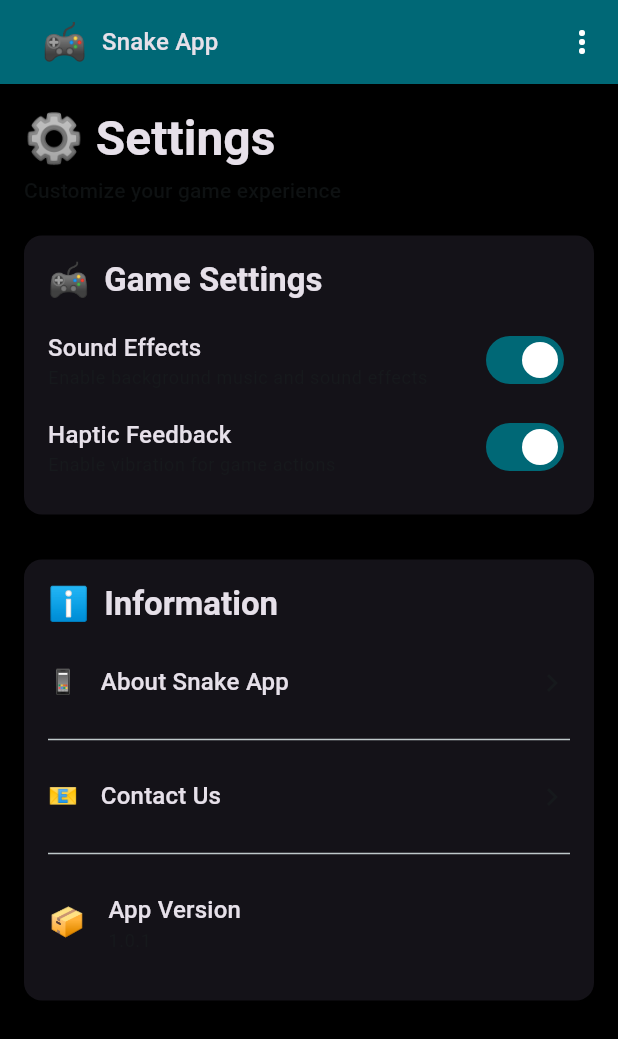
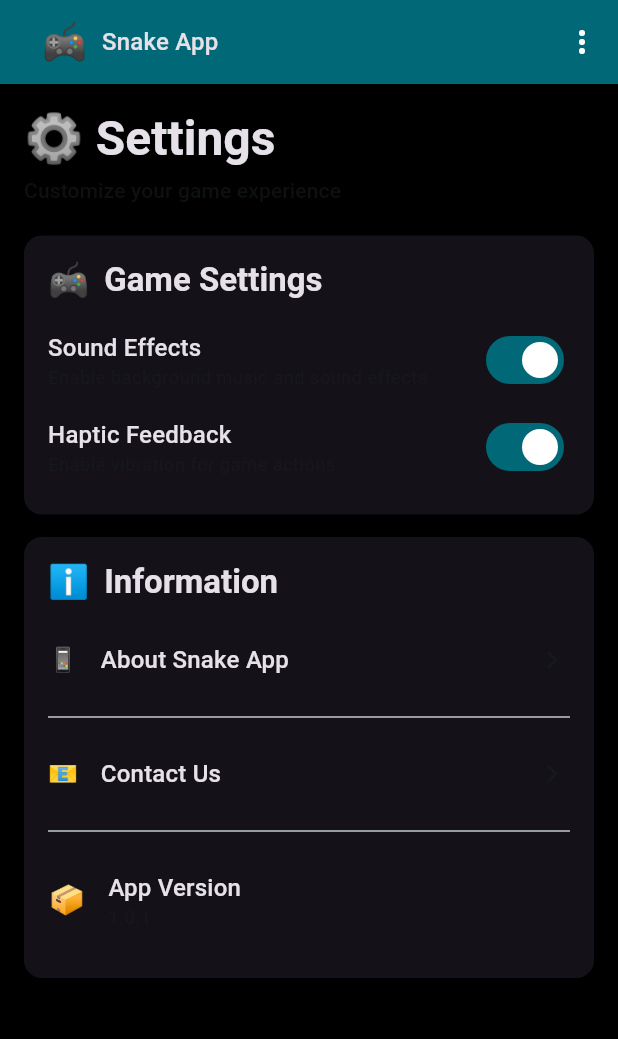
Before and after one commit to chingalo-family/snake-app, a Flutter app: the Settings screen opened directly, on a phone screen of 412 x 824 dp. Shown: the top 1039 px of the screen. Run offline on Flutter 3.47's test engine with Material 3 defaults, Android fonts, the phone set to English and light mode, and no system bars; our stand-ins replace audioplayers, flutter_svg, fluttertoast, shared_preferences, sqflite; missing offline and left inert: dhis2_dart_utils, haptic_feedback, install_plugin, mailer; accounts and stored records are empty.

Commit message:
Fix conditional spacing in settings page for better UX
Co-authored-by: chingalo <4928914+chingalo@users.noreply.github.com>

```diff
--- a/lib/modules/settings/settings.dart
+++ b/lib/modules/settings/settings.dart
@@ -266,7 +266,9 @@ class _SettingsState extends State<Settings> {
                 builder: (context, userState, child) {
                   bool isUserLoggedIn = userState.isUserLoggedIn;
                   return isUserLoggedIn
-                      ? _buildSettingsSection(
+                      ? Column(
+                          children: [
+                            _buildSettingsSection(
                               context,
                               title: 'Account',
                               icon: IconReference.person,
@@ -283,11 +285,13 @@ class _SettingsState extends State<Settings> {
                                   onTap: _handleLogout,
                                 ),
                               ],
+                            ),
+                            const SizedBox(height: 15.0),
+                          ],
                         )
                       : const SizedBox.shrink();
                 },
               ),
-              const SizedBox(height: 15.0),
 
               // Information
               _buildSettingsSection(
```
Lines whose indentation alone changed are shown as unchanged.
